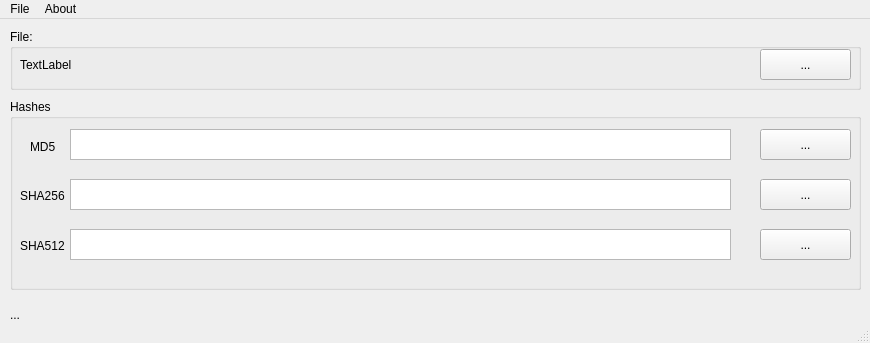
First picture: the form in res/main.ui, repository ryonagana/hashgen, before the edit.
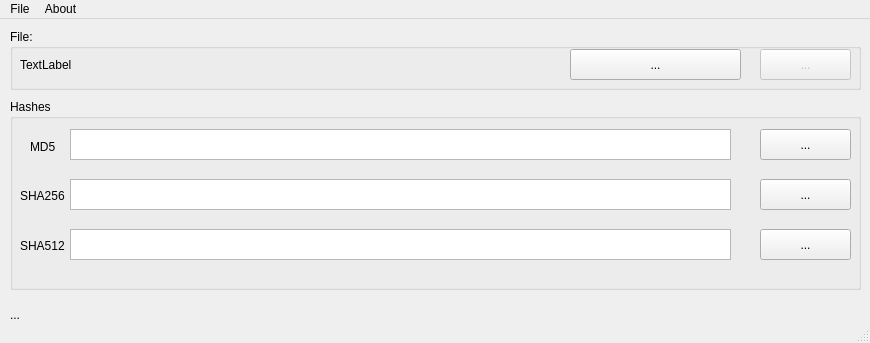
Second picture: the form after the edit.

Commit message: added clear button

The edit to the form file:
```diff
--- a/res/main.ui
+++ b/res/main.ui
@@ -192,7 +192,10 @@
     <property name="title">
      <string>File:</string>
     </property>
-    <widget class="QToolButton" name="btnLoadFile">
+    <widget class="QToolButton" name="btnClear">
+     <property name="enabled">
+      <bool>false</bool>
+     </property>
      <property name="geometry">
       <rect>
        <x>750</x>
@@ -210,7 +213,7 @@
       <rect>
        <x>10</x>
        <y>15</y>
-       <width>721</width>
+       <width>421</width>
        <height>41</height>
       </rect>
      </property>
@@ -218,6 +221,19 @@
       <string>TextLabel</string>
      </property>
     </widget>
+    <widget class="QToolButton" name="btnLoadFile">
+     <property name="geometry">
+      <rect>
+       <x>560</x>
+       <y>20</y>
+       <width>171</width>
+       <height>31</height>
+      </rect>
+     </property>
+     <property name="text">
+      <string>...</string>
+     </property>
+    </widget>
    </widget>
    <widget class="QLabel" name="labelStatus">
     <property name="geometry">
```
Left out of the diff: 15 changed lines with no effect on the pictures. The commit also changes 3 other files.
